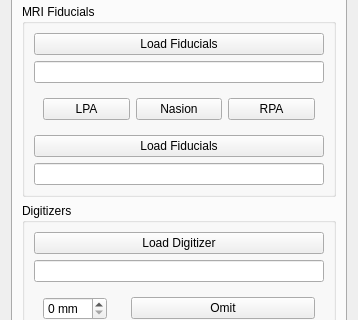
The window that libraries/disp/viewers/formfiles/coregsettingsview.ui (mne-tools/mne-cpp) describes before a commit, drawn with Qt 5; both pictures show x 0 to 358 and y 139 to 459 of the 358 by 869 pixel window.
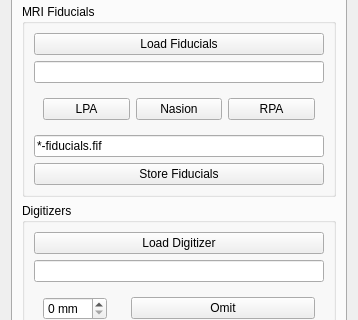
The same window after the commit.

Commit message: Enh: connect buttons to signals

Patch:
```diff
--- a/libraries/disp/viewers/formfiles/coregsettingsview.ui
+++ b/libraries/disp/viewers/formfiles/coregsettingsview.ui
@@ -100,13 +100,6 @@
             </layout>
            </widget>
           </item>
-          <item>
-           <widget class="QPushButton" name="m_qPushButton_FidStoreFileDialog">
-            <property name="text">
-             <string>Load Fiducials</string>
-            </property>
-           </widget>
-          </item>
           <item>
            <widget class="QLineEdit" name="m_qLineEdit_FidStoreFileName">
             <property name="minimumSize">
@@ -114,6 +107,16 @@
               <width>140</width>
               <height>0</height>
              </size>
+            </property>
+            <property name="text">
+             <string>*-fiducials.fif</string>
+            </property>
+           </widget>
+          </item>
+          <item>
+           <widget class="QPushButton" name="m_qPushButton_FidStoreFileDialog">
+            <property name="text">
+             <string>Store Fiducials</string>
             </property>
            </widget>
           </item>
```
The commit also changes 2 other files.
